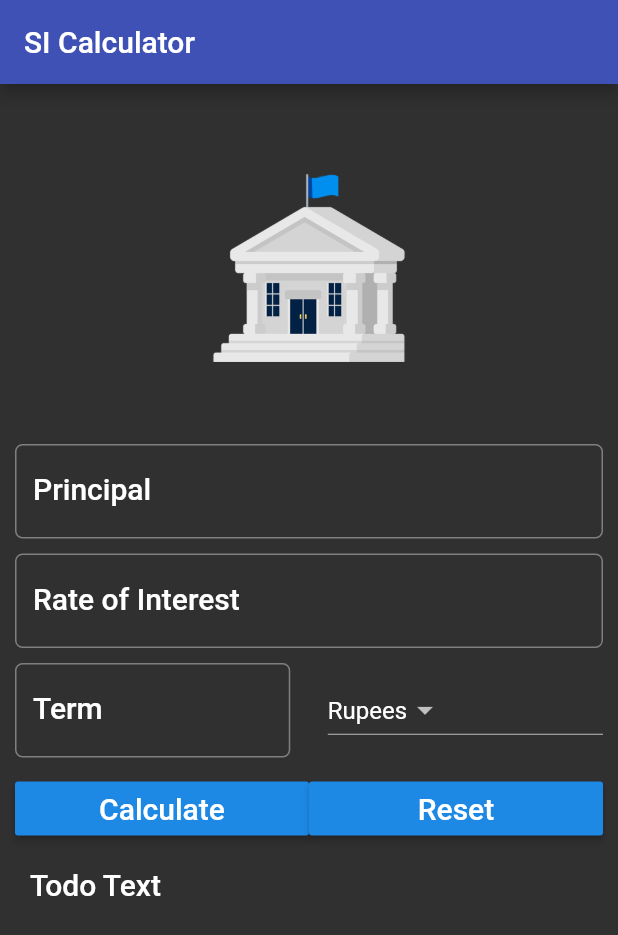
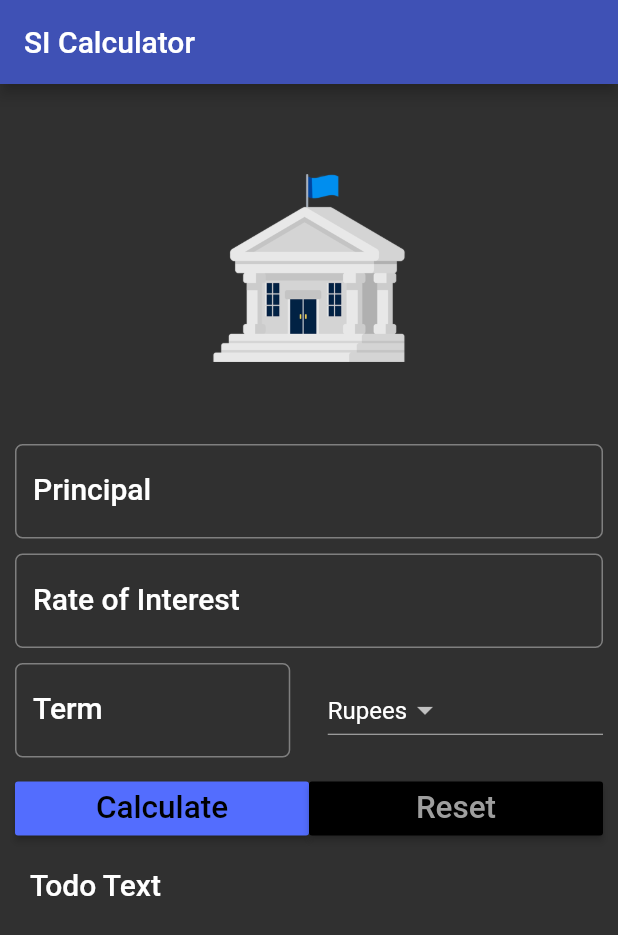
Before and after one commit to Divyansh747/SI_fultter-app, a Flutter app: the screen it shows after launch, on a phone screen of 412 x 824 dp. Shown: the top 935 px of the screen. Run offline on Flutter 3.47's test engine with Material 2 defaults, Android fonts, the phone set to English and light mode, and no system bars.

Commit message:
Apply:ButtonTheme
This commit will apply Theme to buttons

```diff
--- a/lib/main.dart
+++ b/lib/main.dart
@@ -119,7 +119,9 @@ class _SIFormState extends State<SIForm> {
                 child: Row(children: <Widget>[
               Expanded(
                 child: RaisedButton(
-                  child: Text('Calculate',style: textStyle,),
+                  color: Theme.of(context).accentColor,
+                  textColor: Theme.of(context).primaryColorDark,
+                  child: Text('Calculate',textScaleFactor: 1.5,),
                   onPressed: (){
 
                   },
@@ -128,7 +130,9 @@ class _SIFormState extends State<SIForm> {
 
               Expanded(
                 child: RaisedButton(
-                  child: Text('Reset',style: textStyle,),
+                  color: Theme.of(context).primaryColorDark,
+                  textColor: Theme.of(context).primaryColorLight,
+                  child: Text('Reset',textScaleFactor: 1.5,),
                   onPressed: (){
 
                   },
```
